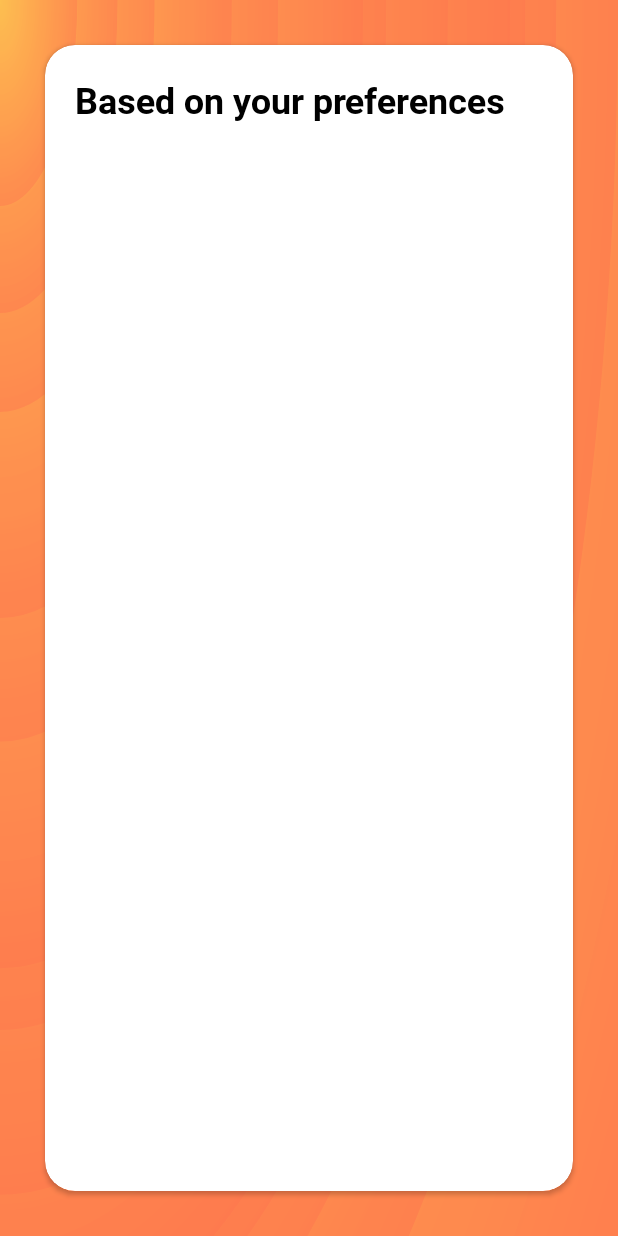
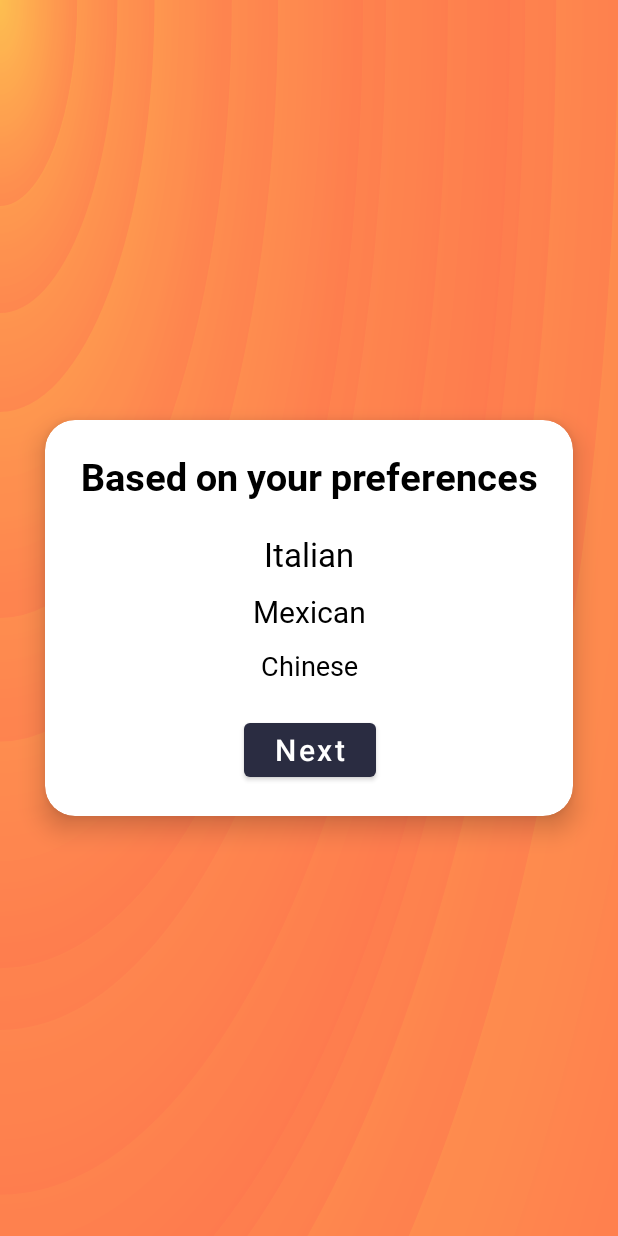
Before and after one commit to manuelrurda/Hangouts, an Android app: the layout fragment_hangout_results.xml on its own in the app's theme, with its tools: preview values and no code run, on a phone screen of 412 x 824 dp. Run offline under Robolectric (Android 15) with nearby library versions, the phone set to English and light mode, and no system bars.

Commit message:
Results Fragment Layout

```diff
--- a/app/src/main/res/layout/fragment_hangout_results.xml
+++ b/app/src/main/res/layout/fragment_hangout_results.xml
@@ -10,13 +10,14 @@
 
     <androidx.cardview.widget.CardView
         android:layout_width="0dp"
-        android:layout_height="0dp"
+        android:layout_height="wrap_content"
         android:layout_margin="@dimen/margin_top_login_backcard_content"
         app:cardCornerRadius="@dimen/backcard_corner_radius"
+        app:cardElevation="10dp"
         app:layout_constraintBottom_toBottomOf="parent"
         app:layout_constraintEnd_toEndOf="parent"
         app:layout_constraintStart_toStartOf="parent"
-        app:layout_constraintTop_toTopOf="parent" >
+        app:layout_constraintTop_toTopOf="parent">
 
         <androidx.constraintlayout.widget.ConstraintLayout
             android:layout_width="match_parent"
@@ -28,11 +29,65 @@
                 android:layout_height="wrap_content"
                 android:layout_margin="@dimen/content_margin"
                 android:fontFamily="@font/roboto_bold"
-                android:text="Based on your preferences"
+                android:text="@string/based_on_your_preferences_label"
                 android:textColor="@color/black"
-                android:textSize="24sp"
+                android:textSize="25sp"
+                app:layout_constraintEnd_toEndOf="parent"
                 app:layout_constraintStart_toStartOf="parent"
                 app:layout_constraintTop_toTopOf="parent" />
+
+            <TextView
+                android:id="@+id/tvResultsFrist"
+                android:layout_width="wrap_content"
+                android:layout_height="wrap_content"
+                android:layout_marginTop="@dimen/content_margin"
+                android:fontFamily="@font/roboto"
+                android:textColor="@color/black"
+                android:textSize="@dimen/results_first_place"
+                app:layout_constraintEnd_toEndOf="parent"
+                app:layout_constraintStart_toStartOf="parent"
+                app:layout_constraintTop_toBottomOf="@+id/textView2"
+                tools:text="Italian" />
+
+            <TextView
+                android:id="@+id/tvResultsSecond"
+                android:layout_width="wrap_content"
+                android:layout_height="wrap_content"
+                android:layout_marginTop="@dimen/results_places_margin"
+                android:fontFamily="@font/roboto"
+                android:textColor="@color/black"
+                android:textSize="@dimen/results_second_place"
+                app:layout_constraintEnd_toEndOf="@+id/tvResultsFrist"
+                app:layout_constraintStart_toStartOf="@+id/tvResultsFrist"
+                app:layout_constraintTop_toBottomOf="@+id/tvResultsFrist"
+                tools:text="Mexican" />
+
+            <TextView
+                android:id="@+id/tvResultsThird"
+                android:layout_width="wrap_content"
+                android:layout_height="wrap_content"
+                android:layout_marginTop="@dimen/results_places_margin"
+                android:fontFamily="@font/roboto"
+                android:textColor="@color/black"
+                android:textSize="@dimen/results_third_place"
+                app:layout_constraintEnd_toEndOf="@+id/tvResultsSecond"
+                app:layout_constraintStart_toStartOf="@+id/tvResultsSecond"
+                app:layout_constraintTop_toBottomOf="@+id/tvResultsSecond"
+                tools:text="Chinese" />
+
+            <Button
+                android:id="@+id/tvResultsNext"
+                android:layout_width="wrap_content"
+                android:layout_height="wrap_content"
+                android:layout_marginVertical="@dimen/content_margin"
+                android:text="@string/next_label"
+                android:textColor="@color/white"
+                android:textSize="@dimen/button_font_size"
+                app:layout_constraintBottom_toBottomOf="parent"
+                app:layout_constraintEnd_toEndOf="@+id/tvResultsThird"
+                app:layout_constraintStart_toStartOf="@+id/tvResultsThird"
+                app:layout_constraintTop_toBottomOf="@+id/tvResultsThird"
+                app:rippleColor="@color/midnight_blue" />
         </androidx.constraintlayout.widget.ConstraintLayout>
     </androidx.cardview.widget.CardView>
 </androidx.constraintlayout.widget.ConstraintLayout>
--- a/app/src/main/res/values/dimens.xml
+++ b/app/src/main/res/values/dimens.xml
@@ -23,4 +23,8 @@
     <dimen name="hangout_close_button_padding_horizontal">15dp</dimen>
     <dimen name="hangout_close_button_padding_vertical">5dp</dimen>
     <dimen name="hangout_close_button_font_size">16sp</dimen>
+    <dimen name="results_first_place">22sp</dimen>
+    <dimen name="results_second_place">20sp</dimen>
+    <dimen name="results_third_place">18sp</dimen>
+    <dimen name="results_places_margin">10sp</dimen>
 </resources>
--- a/app/src/main/res/values/strings.xml
+++ b/app/src/main/res/values/strings.xml
@@ -32,4 +32,5 @@
     <string name="close_hangout_dialog_text">This action cannot be undone.</string>
     <string name="close_hangout_dialog_cancel">Cancel</string>
     <string name="close_hangout_dialog_accept">Accept</string>
+    <string name="based_on_your_preferences_label">Based on your preferences</string>
 </resources>
```
